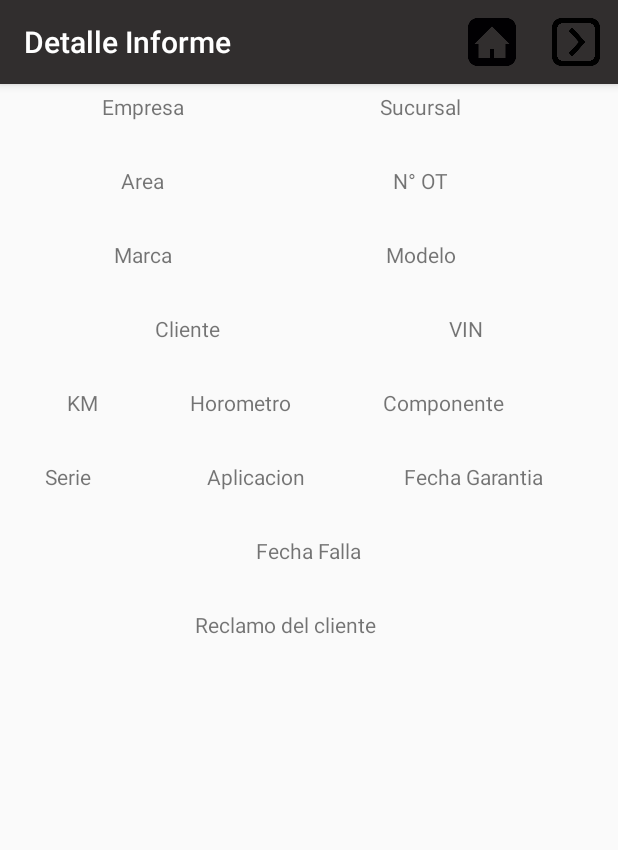
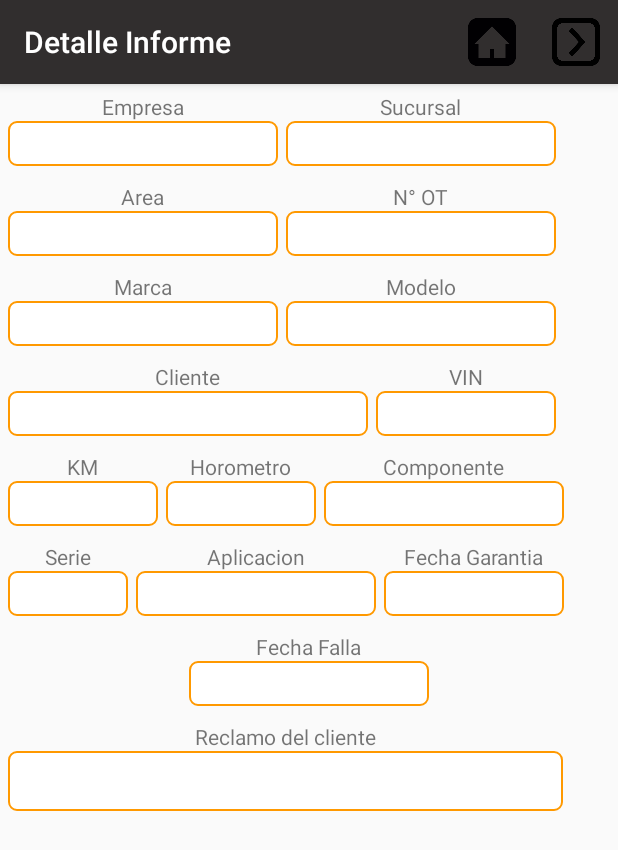
Before and after one commit to artofartwork/summit.app.motored, an Android app: the DetailInformeTecnicoActivity screen opened directly, with no data from a screen before it, on a phone screen of 412 x 824 dp. Shown: the top 850 px of the screen. Run offline under Robolectric (Android 15) with nearby library versions, the phone set to English and light mode, and no system bars; libraries missing offline, so code that uses them is left out: com.bm.library, com.j256.ormlite; 10 statements that could not run were skipped.

Commit message:
cambios combo/botones

```diff
--- a/app/src/main/res/drawable/border.xml
+++ b/app/src/main/res/drawable/border.xml
@@ -2,6 +2,6 @@
 <shape xmlns:android="http://schemas.android.com/apk/res/android"
     android:shape="rectangle">
     <stroke
-        android:width="0dp"
-        android:color="@android:color/holo_blue_dark" />
+        android:width="2dp"
+        android:color="@android:color/widget_edittext_dark" />
 </shape>
--- a/app/src/main/res/layout/activity_analisis_causa_falla.xml
+++ b/app/src/main/res/layout/activity_analisis_causa_falla.xml
@@ -9,6 +9,9 @@
     tools:context="com.movil.summmit.motorresapp.AnalisisCausaFallaActivity">
 
     <Button
+        android:background="@drawable/button_motored"
+        android:textColor="#ffffff"
+        android:textStyle="bold"
         android:id="@+id/addDetalleCausaFalla"
         android:textAlignment="textEnd"
         android:layout_width="wrap_content"
--- a/app/src/main/res/layout/activity_detail_informe_tecnico.xml
+++ b/app/src/main/res/layout/activity_detail_informe_tecnico.xml
@@ -15,20 +15,24 @@
         android:gravity="center">
 
         <LinearLayout
-            android:background="@drawable/border"
+
             android:layout_width="wrap_content"
             android:orientation="vertical"
             android:gravity="center"
             android:layout_height="wrap_content">
             <TextView
+
                 android:layout_width="wrap_content"
                 android:layout_height="wrap_content"
                 android:text="Empresa"/>
 
             <TextView
+
                 android:id="@+id/txvEmpresa"
                 android:layout_width="180dp"
-                android:layout_height="wrap_content">
+                android:layout_height="30dp"
+                android:background="@drawable/border_edittext"
+                >
 
             </TextView>
 
@@ -36,7 +40,7 @@
         </LinearLayout>
         <LinearLayout
             android:layout_marginLeft="5dp"
-            android:background="@drawable/border"
+
             android:gravity="center"
             android:layout_width="wrap_content"
             android:orientation="vertical"
@@ -49,9 +53,12 @@
 
 
             <TextView
+
                 android:id="@+id/txvSucursal"
                 android:layout_width="180dp"
-                android:layout_height="wrap_content">
+                android:layout_height="30dp"
+                android:background="@drawable/border_edittext"
+                >
 
             </TextView>
 
@@ -69,7 +76,7 @@
         android:gravity="center">
 
         <LinearLayout
-            android:background="@drawable/border"
+
             android:gravity="center"
             android:layout_width="wrap_content"
             android:orientation="vertical"
@@ -83,13 +90,14 @@
             <TextView
                 android:id="@+id/txvArea"
                 android:layout_width="180dp"
-                android:layout_height="wrap_content"></TextView>
+                android:layout_height="30dp"
+                android:background="@drawable/border_edittext"></TextView>
 
 
         </LinearLayout>
         <LinearLayout
             android:layout_marginLeft="5dp"
-            android:background="@drawable/border"
+
             android:layout_width="wrap_content"
             android:orientation="vertical"
             android:gravity="center"
@@ -101,7 +109,8 @@
             <TextView
                 android:id="@+id/txvNroOT"
                 android:layout_width="180dp"
-                android:layout_height="wrap_content" />
+                android:layout_height="30dp"
+                android:background="@drawable/border_edittext" />
 
 
         </LinearLayout>
@@ -116,7 +125,7 @@
         android:gravity="center">
 
         <LinearLayout
-            android:background="@drawable/border"
+
             android:gravity="center"
             android:layout_width="wrap_content"
             android:orientation="vertical"
@@ -129,13 +138,14 @@
             <TextView
                 android:id="@+id/txvMarca"
                 android:layout_width="180dp"
-                android:layout_height="wrap_content"></TextView>
+                android:layout_height="30dp"
+                android:background="@drawable/border_edittext"></TextView>
 
 
         </LinearLayout>
         <LinearLayout
             android:layout_marginLeft="5dp"
-            android:background="@drawable/border"
+
             android:gravity="center"
             android:layout_width="wrap_content"
             android:orientation="vertical"
@@ -148,7 +158,8 @@
             <TextView
                 android:id="@+id/txvModelo"
                 android:layout_width="180dp"
-                android:layout_height="wrap_content"></TextView>
+                android:layout_height="30dp"
+                android:background="@drawable/border_edittext"></TextView>
 
 
         </LinearLayout>
@@ -163,7 +174,7 @@
         android:gravity="center">
 
         <LinearLayout
-            android:background="@drawable/border"
+
             android:gravity="center"
             android:layout_width="wrap_content"
             android:orientation="vertical"
@@ -176,13 +187,14 @@
             <TextView
                 android:id="@+id/txvCliente"
                 android:layout_width="240dp"
-                android:layout_height="wrap_content"></TextView>
+                android:layout_height="30dp"
+                android:background="@drawable/border_edittext"></TextView>
 
 
         </LinearLayout>
         <LinearLayout
             android:layout_marginLeft="5dp"
-            android:background="@drawable/border"
+
             android:gravity="center"
             android:layout_width="wrap_content"
             android:orientation="vertical"
@@ -195,7 +207,8 @@
             <TextView
                 android:id="@+id/txvVin"
                 android:layout_width="120dp"
-                android:layout_height="wrap_content"></TextView>
+                android:layout_height="30dp"
+                android:background="@drawable/border_edittext"></TextView>
 
 
         </LinearLayout>
@@ -210,7 +223,7 @@
         android:gravity="center">
 
         <LinearLayout
-            android:background="@drawable/border"
+
             android:gravity="center"
             android:layout_width="wrap_content"
             android:orientation="vertical"
@@ -223,13 +236,14 @@
             <TextView
                 android:id="@+id/txvKm"
                 android:layout_width="100dp"
-                android:layout_height="wrap_content"></TextView>
+                android:layout_height="30dp"
+                android:background="@drawable/border_edittext"></TextView>
 
 
         </LinearLayout>
         <LinearLayout
             android:layout_marginLeft="5dp"
-            android:background="@drawable/border"
+
             android:gravity="center"
             android:layout_width="wrap_content"
             android:orientation="vertical"
@@ -242,13 +256,14 @@
             <TextView
                 android:id="@+id/txvHorom"
                 android:layout_width="100dp"
-                android:layout_height="wrap_content"></TextView>
+                android:layout_height="30dp"
+                android:background="@drawable/border_edittext"></TextView>
 
 
         </LinearLayout>
         <LinearLayout
             android:layout_marginLeft="5dp"
-            android:background="@drawable/border"
+
             android:gravity="center"
             android:layout_width="wrap_content"
             android:orientation="vertical"
@@ -261,7 +276,8 @@
             <TextView
                 android:id="@+id/txvComponente"
                 android:layout_width="160dp"
-                android:layout_height="wrap_content"></TextView>
+                android:layout_height="30dp"
+                android:background="@drawable/border_edittext"></TextView>
 
 
         </LinearLayout>
@@ -275,7 +291,7 @@
         android:gravity="center">
 
         <LinearLayout
-            android:background="@drawable/border"
+
             android:gravity="center"
             android:layout_width="wrap_content"
             android:orientation="vertical"
@@ -288,13 +304,14 @@
             <TextView
                 android:id="@+id/txvSerie"
                 android:layout_width="80dp"
-                android:layout_height="wrap_content"></TextView>
+                android:layout_height="30dp"
+                android:background="@drawable/border_edittext"></TextView>
 
 
         </LinearLayout>
         <LinearLayout
             android:layout_marginLeft="5dp"
-            android:background="@drawable/border"
+
             android:gravity="center"
             android:layout_width="wrap_content"
             android:orientation="vertical"
@@ -307,13 +324,14 @@
             <TextView
                 android:id="@+id/txvAplicacion"
                 android:layout_width="160dp"
-                android:layout_height="wrap_content"></TextView>
+                android:layout_height="30dp"
+                android:background="@drawable/border_edittext"></TextView>
 
 
         </LinearLayout>
         <LinearLayout
             android:layout_marginLeft="5dp"
-            android:background="@drawable/border"
+
             android:gravity="center"
             android:layout_width="wrap_content"
             android:orientation="vertical"
@@ -326,7 +344,8 @@
             <TextView
                 android:id="@+id/txvFechaGarantia"
                 android:layout_width="120dp"
-                android:layout_height="wrap_content"></TextView>
+                android:layout_height="30dp"
+                android:background="@drawable/border_edittext"></TextView>
 
 
         </LinearLayout>
@@ -346,7 +365,7 @@
             android:gravity="center">
 
             <LinearLayout
-                android:background="@drawable/border"
+
                 android:gravity="center"
                 android:layout_width="wrap_content"
                 android:orientation="vertical"
@@ -360,7 +379,8 @@
                 <TextView
                     android:id="@+id/txvFechaFalla"
                     android:layout_width="160dp"
-                    android:layout_height="wrap_content"></TextView>
+                    android:layout_height="30dp"
+                    android:background="@drawable/border_edittext"></TextView>
 
 
             </LinearLayout>
@@ -376,7 +396,7 @@
         android:gravity="center">
 
         <LinearLayout
-            android:background="@drawable/border"
+
             android:layout_width="wrap_content"
             android:orientation="vertical"
             android:gravity="center"
@@ -390,6 +410,7 @@
                 android:id="@+id/txvReclamo"
                 android:inputType="textMultiLine"
                 android:gravity="left|top"
+                android:background="@drawable/border_edittext"
                 android:layout_width="370dp"
                 android:layout_height="40dp">
 
--- a/app/src/main/res/layout/activity_guardar_enviar.xml
+++ b/app/src/main/res/layout/activity_guardar_enviar.xml
@@ -15,6 +15,9 @@
         android:layout_height="wrap_content">
 
         <Button
+            android:background="@drawable/button_motored"
+            android:textColor="#ffffff"
+            android:textStyle="bold"
             android:id="@+id/btnGuardar"
             android:onClick="finalizar"
             android:layout_width="200dp"
@@ -22,6 +25,9 @@
             android:text="Guardar"/>
 
         <Button
+            android:background="@drawable/button_motored"
+            android:textColor="#ffffff"
+            android:textStyle="bold"
             android:id="@+id/btnEnviar"
             android:onClick="finalizar"
             android:layout_marginTop="10dp"
--- a/app/src/main/res/layout/layout_dialog_tecnicos.xml
+++ b/app/src/main/res/layout/layout_dialog_tecnicos.xml
@@ -6,7 +6,7 @@
     android:layout_height="match_parent">
 
     <TextView
-        android:textColor="@color/colorPrimaryDark"
+        android:textColor="@color/vw_BgRv"
         android:textSize="23sp"
         android:layout_gravity="center"
         android:layout_width="wrap_content"
--- a/app/src/main/res/layout/spinner.xml
+++ b/app/src/main/res/layout/spinner.xml
@@ -4,10 +4,11 @@
     android:layout_height="wrap_content"
     android:padding="5dp"
     android:textAlignment="gravity"
-    android:spinnerMode="dropdown"
+    android:spinnerMode="dialog"
     android:background="@android:color/transparent"
+    style="@style/Widget.AppCompat.DropDownItem.Spinner"
     android:layout_centerVertical="true"
     android:textSize="14sp"
     android:layout_marginLeft="5dp"
-    android:textColor="#3684D7"
+    android:textColor="#ffffff"
      />
```
Also changed, not shown: app/src/main/res/drawable/button_motored.xml (added, +20 -0 lines), app/src/main/res/drawable/gradient_spinner.xml (added, +18 -0 lines), app/src/main/res/layout/activity_adjuntos.xml (+8 -2 lines), app/src/main/res/layout/activity_conclusiones_recomendaciones.xml (+7 -0 lines), app/src/main/res/layout/activity_detalle_causa_analisis_falla.xml (+34 -26 lines), app/src/main/res/layout/activity_lista_informes.xml (+56 -52 lines), app/src/main/res/layout/activity_login.xml (+28 -7 lines), app/src/main/res/layout/activity_nuevo_informe.xml (+80 -55 lines), app/src/main/res/layout/activity_ver_informe_tecnico.xml (+33 -31 lines), app/src/main/res/layout/item_lista_informe.xml (+11 -0 lines), app/src/main/res/layout/layout_dialog_detallecausa_falla.xml (+12 -4 lines), app/src/main/res/values/styles.xml (+14 -0 lines), app/src/main/res/drawable/spinner_arrow.png (added).
